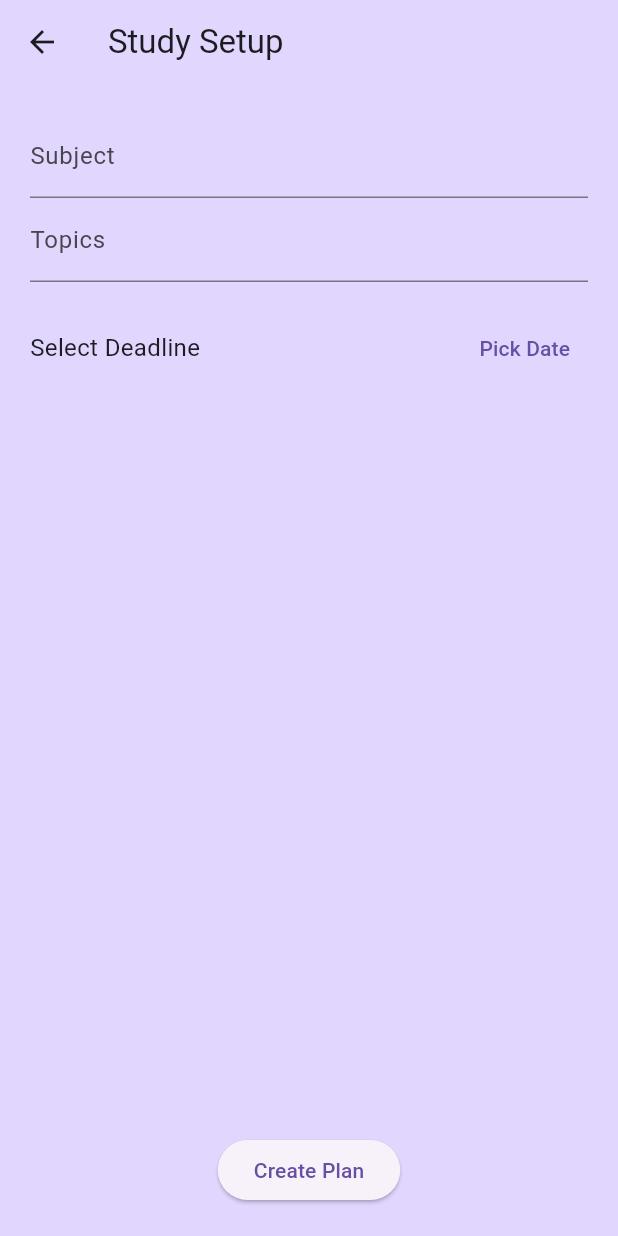
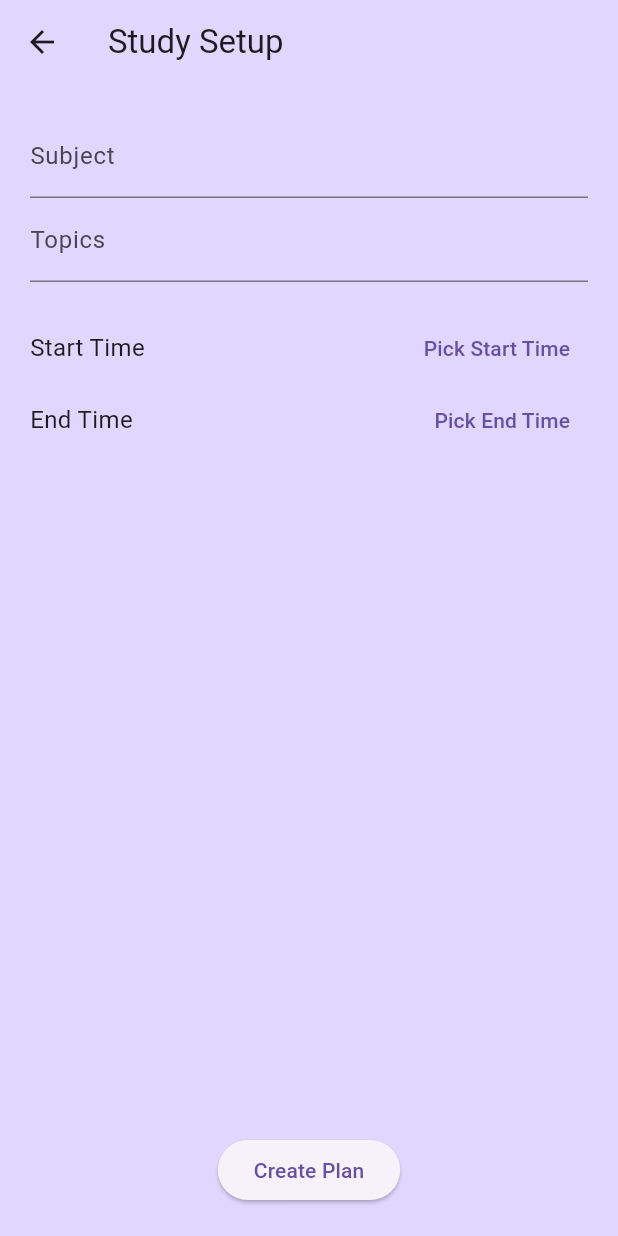
Before and after one commit to Lyco0/smart-study-planner, a Flutter app: the InputScreen screen opened directly, on a phone screen of 412 x 824 dp. Run offline on Flutter 3.47's test engine with Material 3 defaults, Android fonts, the phone set to English and light mode, and no system bars; our stand-ins replace animated_text_kit, flutter_dotenv, flutter_markdown, flutter_spinkit.

Commit message:
fixed AI generated text, Added copy button and added timefrom to timeto instead of deadline

```diff
--- a/lib/main.dart
+++ b/lib/main.dart
@@ -5,8 +5,6 @@ import 'package:flutter_dotenv/flutter_dotenv.dart';
 void main() async {
   FlutterError.onError = (FlutterErrorDetails details) {
     FlutterError.presentError(details);
-    // You can log the error to a service or file
-    // print('Caught Flutter Error: ${details.exception}');
   };
   await dotenv.load(fileName: ".env");
   runApp(SmartStudyApp());
--- a/lib/screens/input_screen.dart
+++ b/lib/screens/input_screen.dart
@@ -12,58 +12,79 @@ class InputScreenState extends State<InputScreen> {
   TextEditingController topicController = TextEditingController();
   final subjectController = TextEditingController();
   final topicsController = TextEditingController();
-  DateTime? selectedDate;
+  TimeOfDay? selectedStartTime; // Changed to TimeOfDay
+  TimeOfDay? selectedEndTime;   // Changed to TimeOfDay
 
   @override
   Widget build(BuildContext context) {
     return Scaffold(
-      appBar: AppBar(title: Text('Study Setup'),backgroundColor: Color(0xFFE0D6FE)),
+      appBar: AppBar(title: Text('Study Setup'), backgroundColor: const Color(0xFFE0D6FE)),
       resizeToAvoidBottomInset: true,
-      backgroundColor: Color(0xFFE0D6FE),
-      body: Stack(
-        children: [
-          // 🔹 Main UI layer
-          Padding(
+      backgroundColor: const Color(0xFFE0D6FE),
+      body: Padding(
         padding: const EdgeInsets.all(20.0),
         child: Column(
           children: [
             TextField(
               controller: subjectController,
-                  decoration: InputDecoration(labelText: 'Subject'),
+              decoration: const InputDecoration(labelText: 'Subject'),
             ),
             TextField(
               controller: topicsController,
-                  decoration: InputDecoration(labelText: 'Topics'),
+              decoration: const InputDecoration(labelText: 'Topics'),
             ),
-                SizedBox(height: 20),
+            const SizedBox(height: 20),
             Row(
               children: [
                 Text(
-                      selectedDate == null
-                          ? 'Select Deadline'
-                          : 'Deadline: ${selectedDate?.toLocal().toString().split(' ')[0] ?? 'Not selected'}',
-                      style: TextStyle(fontSize: 16),
+                  selectedStartTime == null
+                      ? 'Start Time'
+                      : 'Start: ${selectedStartTime?.format(context) ?? 'Not selected'}', //show formatted time
+                  style: const TextStyle(fontSize: 16),
                 ),
-                    Spacer(),
+                const Spacer(),
                 TextButton(
                   onPressed: () async {
-                        DateTime? picked = await showDatePicker(
+                    TimeOfDay? pickedTime = await showTimePicker( // Use showTimePicker
                       context: context,
-                          initialDate: DateTime.now().add(Duration(days: 1)),
-                          firstDate: DateTime.now(),
-                          lastDate: DateTime(2100),
+                      initialTime: TimeOfDay.now(),
                     );
-                        if (picked != null) {
+                    if (pickedTime != null) {
                       setState(() {
-                            selectedDate = picked;
+                        selectedStartTime = pickedTime;
                       });
                     }
                   },
-                      child: Text('Pick Date'),
+                  child: const Text('Pick Start Time'),
                 ),
               ],
             ),
-                Spacer(),
+            Row(
+              children: [
+                Text(
+                  selectedEndTime == null
+                      ? 'End Time'
+                      : 'End: ${selectedEndTime?.format(context) ?? 'Not selected'}',  //show formatted time
+                  style: const TextStyle(fontSize: 16),
+                ),
+                const Spacer(),
+                TextButton(
+                  onPressed: () async {
+                    TimeOfDay? pickedTime = await showTimePicker( // Use showTimePicker
+                      context: context,
+                      initialTime: TimeOfDay.now(),
+                    );
+                    if (pickedTime != null) {
+                      setState(() {
+                        selectedEndTime = pickedTime;
+                      });
+                    }
+                  },
+                  child: const Text('Pick End Time'),
+                ),
+              ],
+            ),
+            const Spacer(),
             ElevatedButton(
               onPressed: () {
                 final subject = subjectController.text.trim();
@@ -73,21 +94,27 @@ class InputScreenState extends State<InputScreen> {
                     .where((e) => e.isNotEmpty)
                     .toList();
 
-                    if (selectedDate == null) {
+                if (selectedStartTime == null) {
                   ScaffoldMessenger.of(context).showSnackBar(
-                        SnackBar(content: Text('Please select a deadline date')),
+                    const SnackBar(content: Text('Please select a start time')),
+                  );
+                  return;
+                }
+                if (selectedEndTime == null) {
+                  ScaffoldMessenger.of(context).showSnackBar(
+                    const SnackBar(content: Text('Please select an end time')),
                   );
                   return;
                 }
                 if (subject.isEmpty) {
                   ScaffoldMessenger.of(context).showSnackBar(
-                        SnackBar(content: Text('Please enter a subject')),
+                    const SnackBar(content: Text('Please enter a subject')),
                   );
                   return;
                 }
                 if (topicList.isEmpty) {
                   ScaffoldMessenger.of(context).showSnackBar(
-                        SnackBar(content: Text('Please enter at least one topic')),
+                    const SnackBar(content: Text('Please enter at least one topic')),
                   );
                   return;
                 }
@@ -96,20 +123,19 @@ class InputScreenState extends State<InputScreen> {
                   context,
                   MaterialPageRoute(
                     builder: (context) => StudyPlanScreen(
-                          subject: subjectController.text,
+                      subject: subject,
                       topicList: topicList,
-                          deadline: selectedDate!,
+                      startTime: selectedStartTime!, // Pass the times
+                      endTime: selectedEndTime!,
                     ),
                   ),
                 );
               },
-                  child: Text('Create Plan'),
+              child: const Text('Create Plan'),
             ),
           ],
         ),
       ),
-        ],
-      ),
     );
   }
 }
--- a/lib/screens/study_chat_page.dart
+++ b/lib/screens/study_chat_page.dart
@@ -28,11 +28,8 @@ class StudyChatPageState extends State<StudyChatPage> {
 
     final aiReply = await GeminiService.chatWithAI(userInput);
 
-    // Clean up bullet points
-    final cleanedReply = aiReply.replaceAll(RegExp(r'^\s*[-*+]\s+', multiLine: true), '');
-
     setState(() {
-      _messages.add({'sender': 'ai', 'text': cleanedReply});
+      _messages.add({'sender': 'ai', 'text': aiReply});
       _isLoading = false;
     });
   }
```
Also changed, not shown: lib/screens/study_plan_screen.dart (+57 -43 lines), lib/services/gemini_service.dart (+16 -4 lines). Lines whose indentation alone changed are shown as unchanged.
